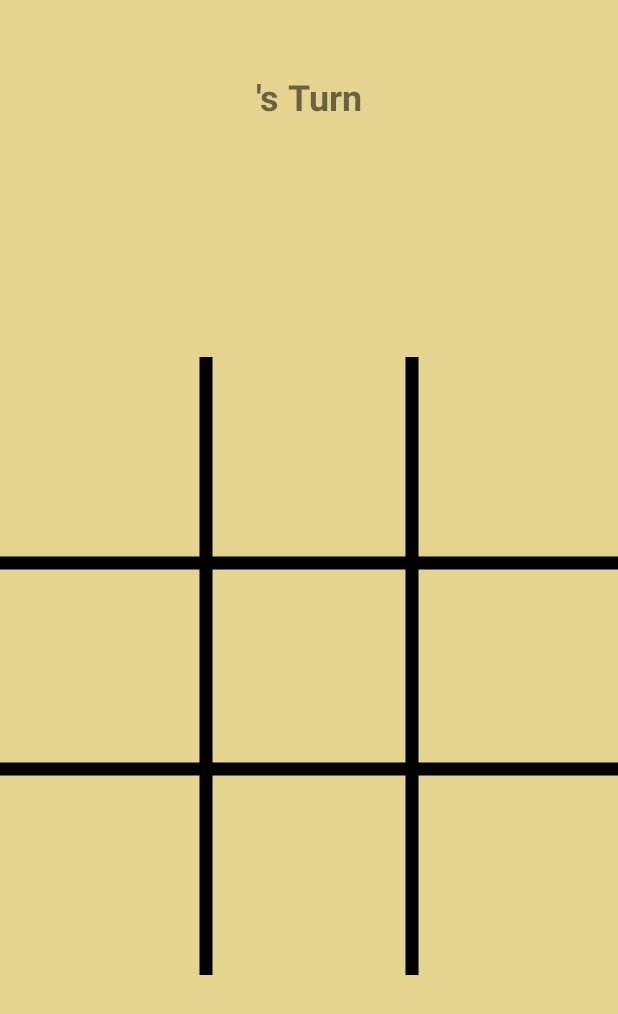
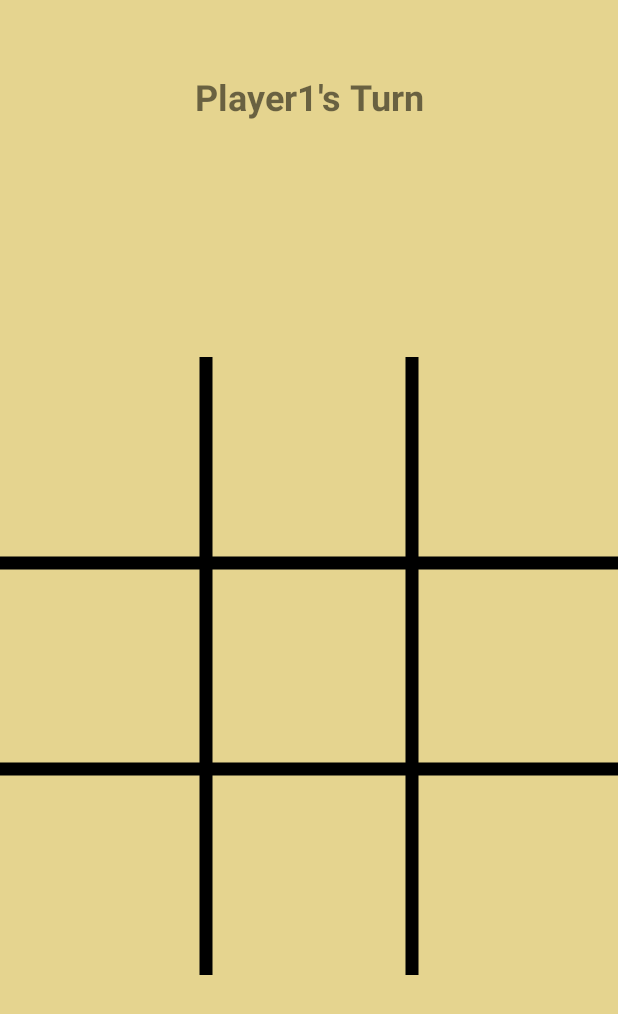
Before and after one commit to SaadullahTariq/Pre_Schooling_App, an Android app: the GameActivity screen opened directly, with no data from a screen before it, after a tap on "START GAME", on a phone screen of 412 x 824 dp. Shown: the top 1014 px of the screen. Run offline under Robolectric (Android 15) with nearby library versions, the phone set to English and light mode, and no system bars; Roboto replaces fonts that are not available here.

Commit message:
Tic Tac Toe Implementation!

```diff
--- a/app/src/main/java/com/example/fyp_preschool/GameActivity.java
+++ b/app/src/main/java/com/example/fyp_preschool/GameActivity.java
@@ -20,8 +20,14 @@ public class GameActivity extends AppCompatActivity {
         player2 = findViewById(R.id.player2Name);
 
         submit_btn.setOnClickListener(view -> {
-            String player1Name = player1.getText().toString();
-            String player2Name = player2.getText().toString();
+            String player1Name = "Player1";
+            String player2Name = "Player2";
+
+            if (player1.getText().toString().trim().length() != 0){
+                player1Name = player1.getText().toString();
+                player2Name = player2.getText().toString();
+            }
+
 
             Intent intent = new Intent(GameActivity.this, TicTacToe.class);
             intent.putExtra("PLAYER_NAME", new String[] {player1Name, player2Name});
```
